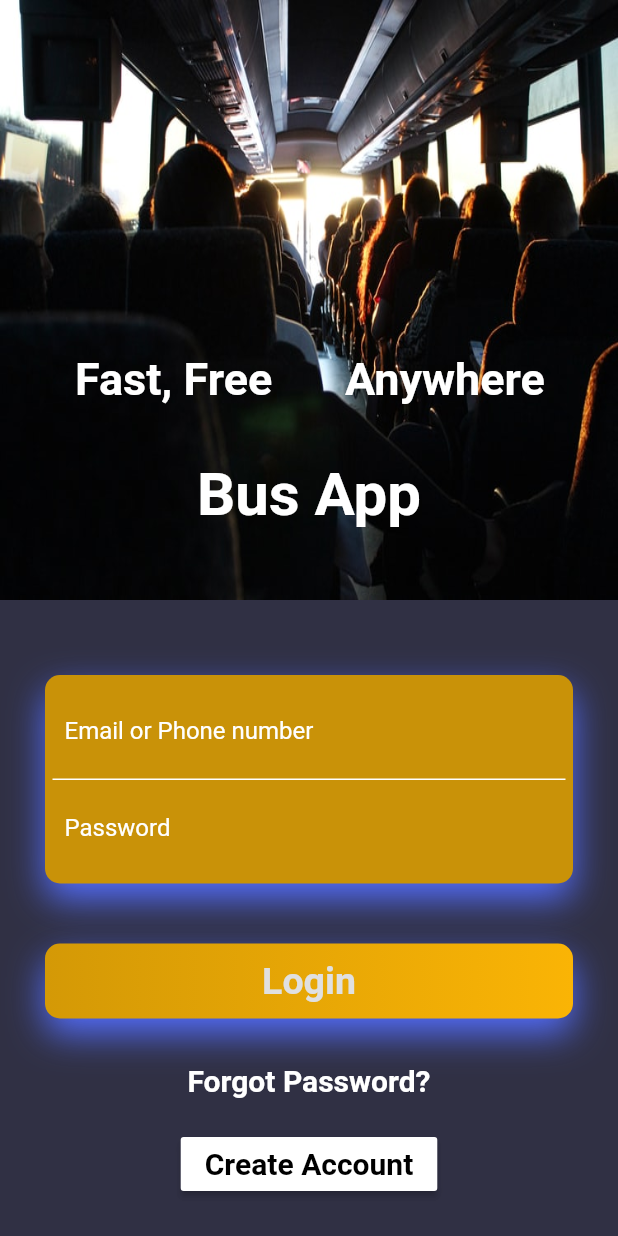
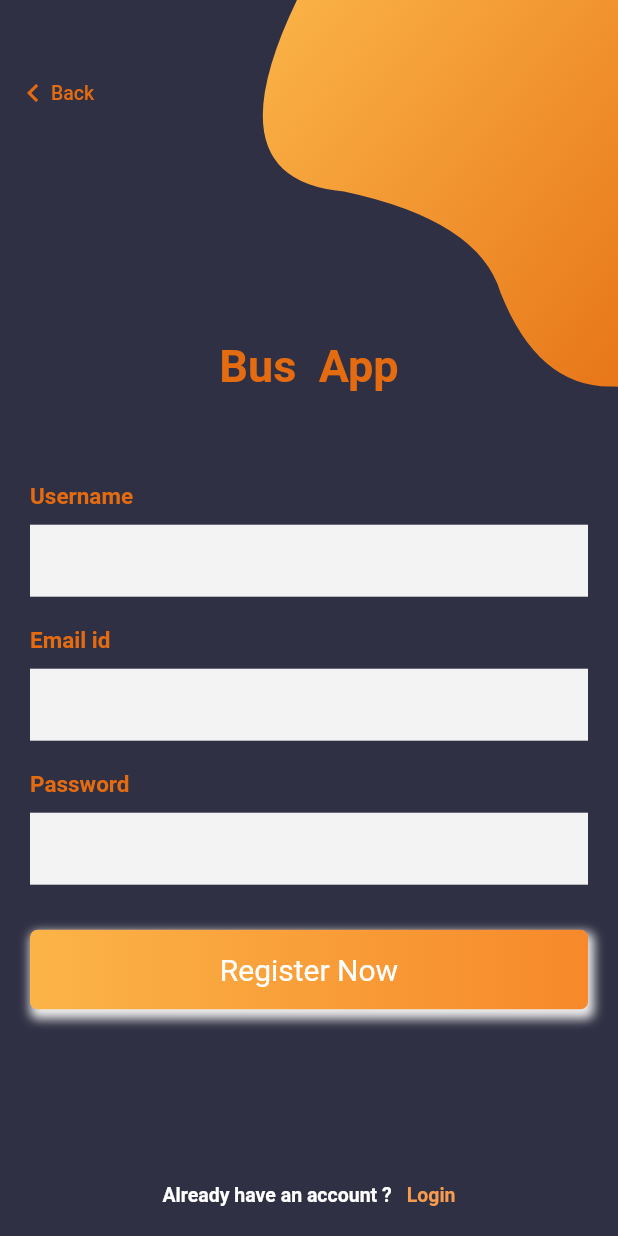
Before and after one commit to Sabir-Islam-Khan/bus_location_tracker, a Flutter app: the screen it shows after launch, after a tap on "Create Account", on a phone screen of 412 x 824 dp. Run offline on Flutter 3.47's test engine with Material 2 defaults, Android fonts, the phone set to English and light mode, and no system bars; our stand-ins replace google_fonts, simple_animations.

Commit message:
Commit 0.4 : Sign up page added

```diff
--- /dev/null
+++ b/lib/Screens/CreateAccountPage.dart
@@ -0,0 +1,200 @@
+import 'package:flutter/material.dart';
+import 'package:google_fonts/google_fonts.dart';
+
+import '../Widgets/BezierContainer.dart';
+
+class CreateAccount extends StatefulWidget {
+  @override
+  State<StatefulWidget> createState() {
+    return CreateAccountState();
+  }
+}
+
+class CreateAccountState extends State<CreateAccount> {
+  @override
+  Widget _backButton() {
+    return InkWell(
+      onTap: () {
+        Navigator.pop(context);
+      },
+      child: Container(
+        padding: EdgeInsets.symmetric(horizontal: 10),
+        child: Row(
+          children: <Widget>[
+            Container(
+              padding: EdgeInsets.only(left: 0, top: 10, bottom: 10),
+              child: Icon(Icons.keyboard_arrow_left, color: Color(0xffe46b10)),
+            ),
+            Text('Back',
+                style: TextStyle(fontSize: 13, fontWeight: FontWeight.w500, color: Color(0xffe46b10)))
+          ],
+        ),
+      ),
+    );
+  }
+
+  Widget _entryField(String title, {bool isPassword = false}) {
+    return Container(
+      margin: EdgeInsets.symmetric(vertical: 10),
+      child: Column(
+        crossAxisAlignment: CrossAxisAlignment.start,
+        children: <Widget>[
+          Text(
+            title,
+            style: TextStyle(fontWeight: FontWeight.bold, fontSize: 15, color: Color(0xffe46b10)),
+          ),
+          SizedBox(
+            height: 10,
+          ),
+          TextField(
+              obscureText: isPassword,
+              decoration: InputDecoration(
+                  border: InputBorder.none,
+                  fillColor: Color(0xfff3f3f4),
+                  filled: true))
+        ],
+      ),
+    );
+  }
+
+  Widget _submitButton() {
+    return Container(
+      width: MediaQuery.of(context).size.width,
+      padding: EdgeInsets.symmetric(vertical: 15),
+      alignment: Alignment.center,
+      decoration: BoxDecoration(
+          borderRadius: BorderRadius.all(Radius.circular(5)),
+          boxShadow: <BoxShadow>[
+            BoxShadow(
+                color: Colors.grey.shade200,
+                offset: Offset(2, 4),
+                blurRadius: 5,
+                spreadRadius: 2)
+          ],
+          gradient: LinearGradient(
+              begin: Alignment.centerLeft,
+              end: Alignment.centerRight,
+              colors: [Color(0xfffbb448), Color(0xfff7892b)])),
+      child: Text(
+        'Register Now',
+        style: TextStyle(fontSize: 20, color: Colors.white),
+      ),
+    );
+  }
+
+  Widget _loginAccountLabel() {
+    return Container(
+      margin: EdgeInsets.symmetric(vertical: 20),
+      alignment: Alignment.bottomCenter,
+      child: Row(
+        mainAxisAlignment: MainAxisAlignment.center,
+        children: <Widget>[
+          Text(
+            'Already have an account ?',
+            style: TextStyle(fontSize: 13, fontWeight: FontWeight.w600, color: Colors.white)
+          ),
+          SizedBox(
+            width: 10,
+          ),
+          InkWell(
+            onTap: () {
+
+            },
+            child: Text(
+              'Login',
+              style: TextStyle(
+                  color: Color(0xfff79c4f),
+                  fontSize: 13,
+                  fontWeight: FontWeight.w600),
+            ),
+          )
+        ],
+      ),
+    );
+  }
+
+  Widget _title() {
+    return RichText(
+      textAlign: TextAlign.center,
+      text: TextSpan(
+          text: 'B',
+          style: GoogleFonts.portLligatSans(
+            textStyle: Theme.of(context).textTheme.display1,
+            fontSize: 30,
+            fontWeight: FontWeight.w700,
+            color: Color(0xffe46b10),
+          ),
+          children: [
+            TextSpan(
+              text: 'us',
+              style: TextStyle(color: Color(0xffe46b10), fontSize: 30),
+            ),
+            TextSpan(
+              text: '  App',
+              style: TextStyle(color: Color(0xffe46b10), fontSize: 30),
+            ),
+          ]),
+    );
+  }
+
+  Widget _emailPasswordWidget() {
+    return Column(
+      children: <Widget>[
+        _entryField("Username",),
+        _entryField("Email id"),
+        _entryField("Password", isPassword: true),
+      ],
+    );
+  }
+
+  @override
+  Widget build(BuildContext context) {
+    return Scaffold(
+      backgroundColor: Color.fromRGBO(26, 26, 48, .9),
+      body: SingleChildScrollView(
+        child:Container(
+          height: MediaQuery.of(context).size.height,
+          child:Stack(
+            children: <Widget>[
+              Container(
+                padding: EdgeInsets.symmetric(horizontal: 20),
+                child: Column(
+                  crossAxisAlignment: CrossAxisAlignment.center,
+                  mainAxisAlignment: MainAxisAlignment.center,
+                  children: <Widget>[
+                    Expanded(
+                      flex: 3,
+                      child: SizedBox(),
+                    ),
+                    _title(),
+                    SizedBox(
+                      height: 50,
+                    ),
+                    _emailPasswordWidget(),
+                    SizedBox(
+                      height: 20,
+                    ),
+                    _submitButton(),
+                    Expanded(
+                      flex: 2,
+                      child: SizedBox(),
+                    )
+                  ],
+                ),
+              ),
+              Align(
+                alignment: Alignment.bottomCenter,
+                child: _loginAccountLabel(),
+              ),
+              Positioned(top: 40, left: 0, child: _backButton()),
+              Positioned(
+                  top: -MediaQuery.of(context).size.height * .15,
+                  right: -MediaQuery.of(context).size.width * .4,
+                  child: BezierContainer())
+            ],
+          ),
+        )
+      )
+    );
+  }
+}
--- a/lib/Widgets/login.dart
+++ b/lib/Screens/login.dart
@@ -1,5 +1,8 @@
 import 'package:flutter/material.dart';
+
+
 import '../Animation/FadeAnimation.dart';
+import './CreateAccountPage.dart';
 
 class LoginPage extends StatefulWidget {
   @override
@@ -97,7 +100,7 @@ class LoginPageState extends State<LoginPage> {
                           Container(
                             padding: EdgeInsets.all(5),
                             decoration: BoxDecoration(
-                                color: Color.fromRGBO(201, 146, 8, 1),
+                                color: Color(0xffe46b10),
                                 borderRadius: BorderRadius.circular(10),
                                 boxShadow: [
                                   BoxShadow(
@@ -151,8 +154,8 @@ class LoginPageState extends State<LoginPage> {
                                       offset: Offset(0, 10)),
                                 ],
                                 gradient: LinearGradient(colors: [
-                                  Color.fromRGBO(212, 153, 6, 1),
-                                  Color.fromRGBO(250, 180, 5, 1),
+                                  Color(0xffe46b10),
+                                  Color(0xffe46b10)
                                 ])),
                             child: Center(
                               child: Text(
@@ -184,7 +187,12 @@ class LoginPageState extends State<LoginPage> {
                       FadeAnimation(
                         1.5,
                         RaisedButton(
-                          onPressed: () {},
+                          onPressed: () {
+                            Navigator.push(
+                            context,
+                            MaterialPageRoute(builder: (context) =>  CreateAccount()),
+                          );
+                          },
                           color: Colors.white,
                           child: Text(
                             "Create Account",
--- /dev/null
+++ b/lib/Widgets/BezierContainer.dart
@@ -0,0 +1,32 @@
+import 'dart:math';
+
+import 'package:flutter/material.dart';
+
+import './CustomClipper.dart';
+
+class BezierContainer extends StatelessWidget {
+  const BezierContainer({Key key}) : super(key: key);
+
+  @override
+  Widget build(BuildContext context) {
+    return Container(
+      child: Transform.rotate(
+        angle: -pi / 3.5,
+        child: ClipPath(
+        clipper: ClipPainter(),
+        child: Container(
+          height: MediaQuery.of(context).size.height *.5,
+          width: MediaQuery.of(context).size.width,
+          decoration: BoxDecoration(
+              gradient: LinearGradient(
+                begin: Alignment.topCenter,
+                end: Alignment.bottomCenter,
+                colors: [Color(0xfffbb448),Color(0xffe46b10)]
+              )
+            ),
+        ),
+      ),
+      )
+    );
+  }
+}
--- /dev/null
+++ b/lib/Widgets/CustomClipper.dart
@@ -0,0 +1,49 @@
+import 'package:flutter/material.dart';
+import 'package:flutter/painting.dart';
+
+class ClipPainter extends CustomClipper<Path>{
+  @override
+
+   Path getClip(Size size) {
+      var height = size.height;
+    var width = size.width;
+    var path = new Path();
+
+    path.lineTo(0, size.height );
+    path.lineTo(size.width , height);
+    path.lineTo(size.width , 0);
+
+     /// [Top Left corner]
+    var secondControlPoint =  Offset(0  ,0);
+    var secondEndPoint = Offset(width * .2  , height *.3);
+    path.quadraticBezierTo(secondControlPoint.dx, secondControlPoint.dy, secondEndPoint.dx, secondEndPoint.dy);
+
+
+
+     /// [Left Middle]
+    var fifthControlPoint =  Offset(width * .3  ,height * .5);
+    var fiftEndPoint = Offset(  width * .23, height *.6);
+    path.quadraticBezierTo(fifthControlPoint.dx, fifthControlPoint.dy, fiftEndPoint.dx, fiftEndPoint.dy);
+
+
+     /// [Bottom Left corner]
+    var thirdControlPoint =  Offset(0  ,height);
+    var thirdEndPoint = Offset(width , height  );
+    path.quadraticBezierTo(thirdControlPoint.dx, thirdControlPoint.dy, thirdEndPoint.dx, thirdEndPoint.dy);
+
+
+
+    path.lineTo(0, size.height  );
+    path.close();
+
+    return path;
+  }
+
+  @override
+  bool shouldReclip(CustomClipper<Path> oldClipper) {
+    // TODO: implement shouldReclip
+    return true;
+  }
+
+
+}
--- a/lib/main.dart
+++ b/lib/main.dart
@@ -1,6 +1,6 @@
 import 'package:flutter/material.dart';
 
-import './Widgets/login.dart';
+import './Screens/login.dart';
 
 main() {
   runApp(BusLocationTracker());
--- a/pubspec.yaml
+++ b/pubspec.yaml
@@ -23,6 +23,7 @@ dependencies:
   geolocator: ^5.3.0
   location: ^2.5.0
   simple_animations:
+  google_fonts:
 
   # The following adds the Cupertino Icons font to your application.
   # Use with the CupertinoIcons class for iOS style icons.
```
Also changed, not shown: pubspec.lock.
